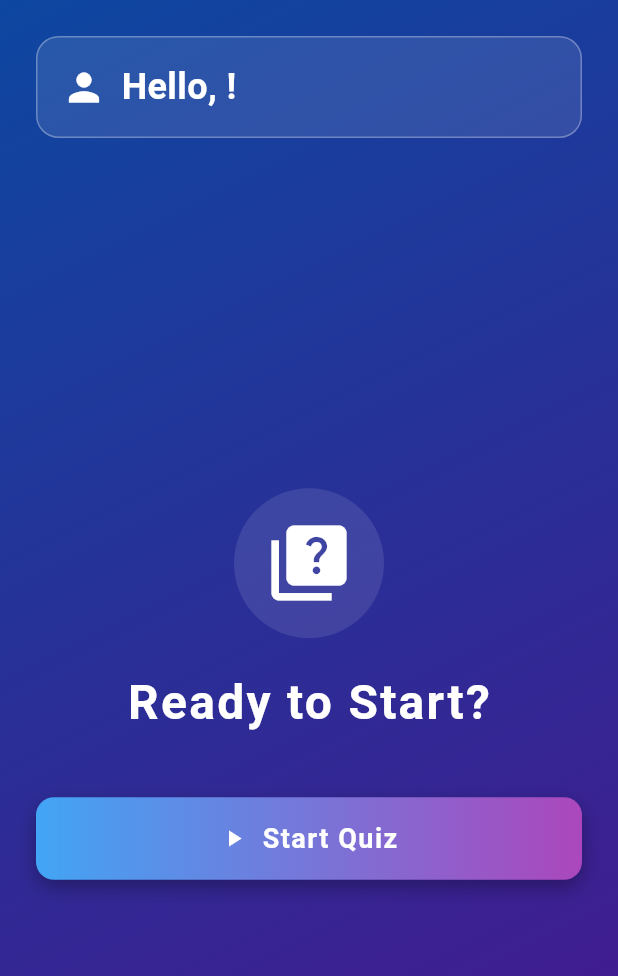
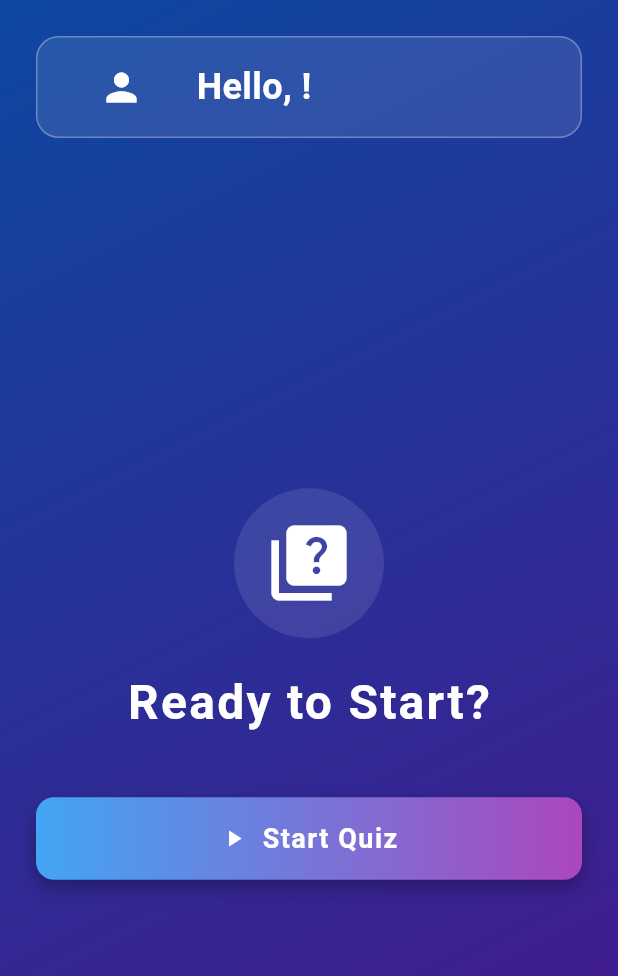
Before and after one commit to AhmedSaleh74/Flutter-Quiz-Application-, a Flutter app: the QuizScreen screen opened directly with empty values, on a phone screen of 412 x 824 dp. Shown: the top 976 px of the screen. Run offline on Flutter 3.47's test engine with Material 3 defaults, Android fonts, the phone set to English and light mode, and no system bars; our stand-ins replace dio, get.

```diff
--- a/lib/screens/quiz_home.dart
+++ b/lib/screens/quiz_home.dart
@@ -115,18 +115,23 @@ class QuizScreen extends StatelessWidget {
                   ),
                   child: Row(
                     children: [
-                      const Icon(
+                      Expanded(
+                        child: const Icon(
                           Icons.person,
                           color: Colors.white,
                           size: 30,
                         ),
+                      ),
                       const SizedBox(width: 10),
-                      Text(
+                      Expanded(
+                        flex: 3,
+                        child: Text(
                           'Hello, $playerName!',
                           style: const TextStyle(
                             fontSize: 24,
                             fontWeight: FontWeight.bold,
                             color: Colors.white,
+                          ),
                         ),
                       ),
                     ],
@@ -272,7 +277,7 @@ class QuizScreen extends StatelessWidget {
                                 width: 1,
                               ),
                             ),
-                            child: _buildAnswers(),
+                            child: Center(child: _buildAnswers()),
                           ),
                         ),
                       ],
--- a/lib/screens/settings_screen.dart
+++ b/lib/screens/settings_screen.dart
@@ -132,7 +132,7 @@ class SettingsScreen extends StatelessWidget {
                         )),
                         Obx(() => Expanded(
                           child: CustomDropdown<int>(
-                            label: 'Number of Questions',
+                            label: 'Num of Questions',
                             value: numberOfQuestions.value,
                             items: [5, 10, 15, 20, 25, 30],
                             getLabel: (number) => '$number Questions',
```
Also changed, not shown: pubspec.yaml (+11 -3 lines), assets/icon.png (added), pubspec.lock, 22 other files. Lines whose indentation alone changed are shown as unchanged.
